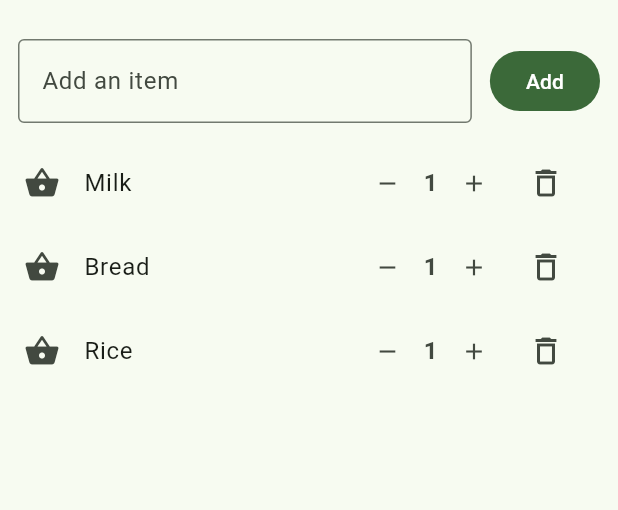
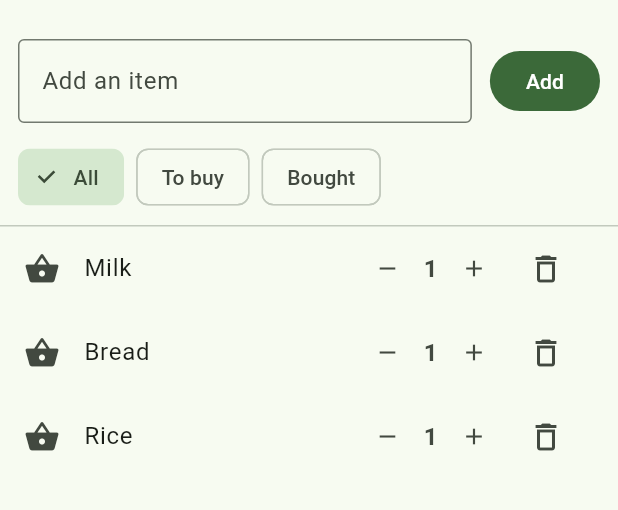
Before and after one commit to nshh123/shopping_list, a Flutter app: the screen it shows after launch, on a phone screen of 412 x 824 dp, the part 63-573 px from its top. Run offline on Flutter 3.47's test engine with Material 3 defaults, Android fonts, the phone set to English and light mode, and no system bars.

Commit message:
Part 5: show me what's left

```diff
--- a/lib/main.dart
+++ b/lib/main.dart
@@ -41,6 +41,7 @@ class _HomeScreenState extends State<HomeScreen> {
     Item('Rice', quantity: 1),
   ];
   final controller = TextEditingController();
+  String filter = 'All'; // 'All', 'To buy', 'Bought'
 
   void addItem() {
     final text = controller.text.trim();
@@ -78,7 +79,6 @@ class _HomeScreenState extends State<HomeScreen> {
     controller.clear();
   }
 
-  // Part 4: Delete with Undo
   void deleteItem(Item item) {
     final originalIndex = items.indexOf(item);
     setState(() {
@@ -110,6 +110,19 @@ class _HomeScreenState extends State<HomeScreen> {
   @override
   Widget build(BuildContext context) {
     final leftCount = items.where((item) => !item.bought).length;
+
+    // Part 5: filtered list
+    List<Item> shown;
+    if (filter == 'To buy') {
+      shown = items.where((i) => !i.bought).toList();
+    } else if (filter == 'Bought') {
+      shown = items.where((i) => i.bought).toList();
+    } else {
+      shown = [
+        ...items.where((i) => !i.bought),
+        ...items.where((i) => i.bought),
+      ];
+    }
 
     return Scaffold(
       appBar: AppBar(
@@ -150,6 +163,33 @@ class _HomeScreenState extends State<HomeScreen> {
               ],
             ),
           ),
+          // Part 5: Filter chips
+          Padding(
+            padding: const EdgeInsets.symmetric(horizontal: 12),
+            child: Row(
+              children: [
+                ChoiceChip(
+                  label: const Text('All'),
+                  selected: filter == 'All',
+                  onSelected: (_) => setState(() => filter = 'All'),
+                ),
+                const SizedBox(width: 8),
+                ChoiceChip(
+                  label: const Text('To buy'),
+                  selected: filter == 'To buy',
+                  onSelected: (_) => setState(() => filter = 'To buy'),
+                ),
+                const SizedBox(width: 8),
+                ChoiceChip(
+                  label: const Text('Bought'),
+                  selected: filter == 'Bought',
+                  onSelected: (_) => setState(() => filter = 'Bought'),
+                ),
+              ],
+            ),
+          ),
+          const SizedBox(height: 8),
+          const Divider(height: 1),
           Expanded(
             child: items.isEmpty
                 ? const Center(
@@ -158,10 +198,17 @@ class _HomeScreenState extends State<HomeScreen> {
                       style: TextStyle(fontSize: 18, color: Colors.grey),
                     ),
                   )
+                : shown.isEmpty
+                    ? const Center(
+                        child: Text(
+                          'Nothing here',
+                          style: TextStyle(fontSize: 18, color: Colors.grey),
+                        ),
+                      )
                     : ListView.builder(
-                    itemCount: items.length,
+                        itemCount: shown.length,
                         itemBuilder: (context, index) {
-                      final item = items[index];
+                          final item = shown[index];
                           return ListTile(
                             leading: Icon(
                               item.bought ? Icons.check_circle : Icons.shopping_basket,
```
Lines whose indentation alone changed are shown as unchanged.
